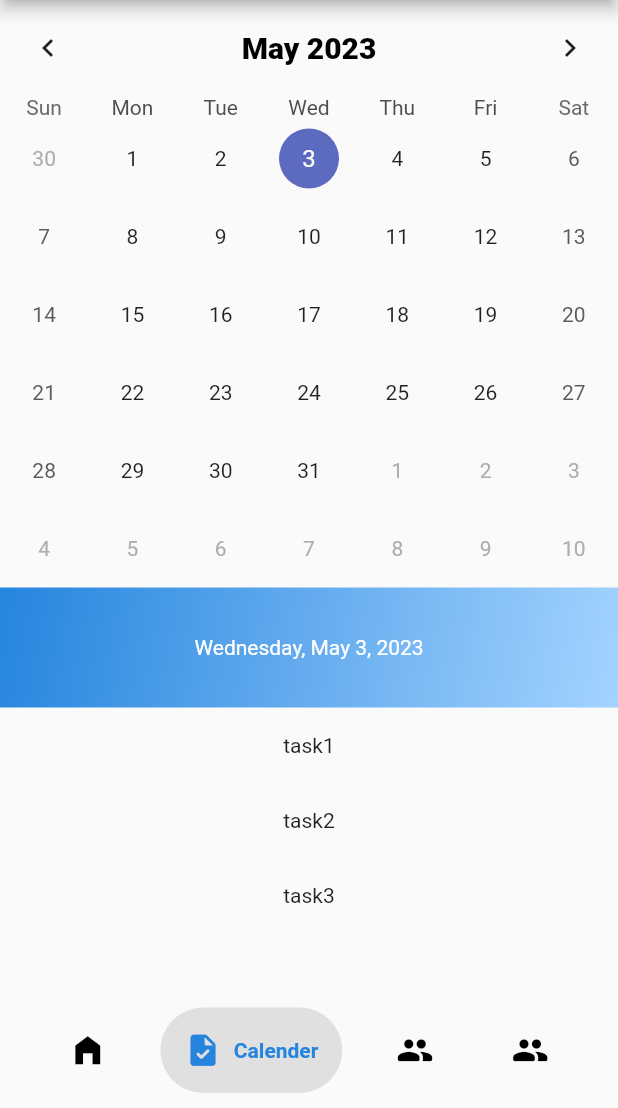
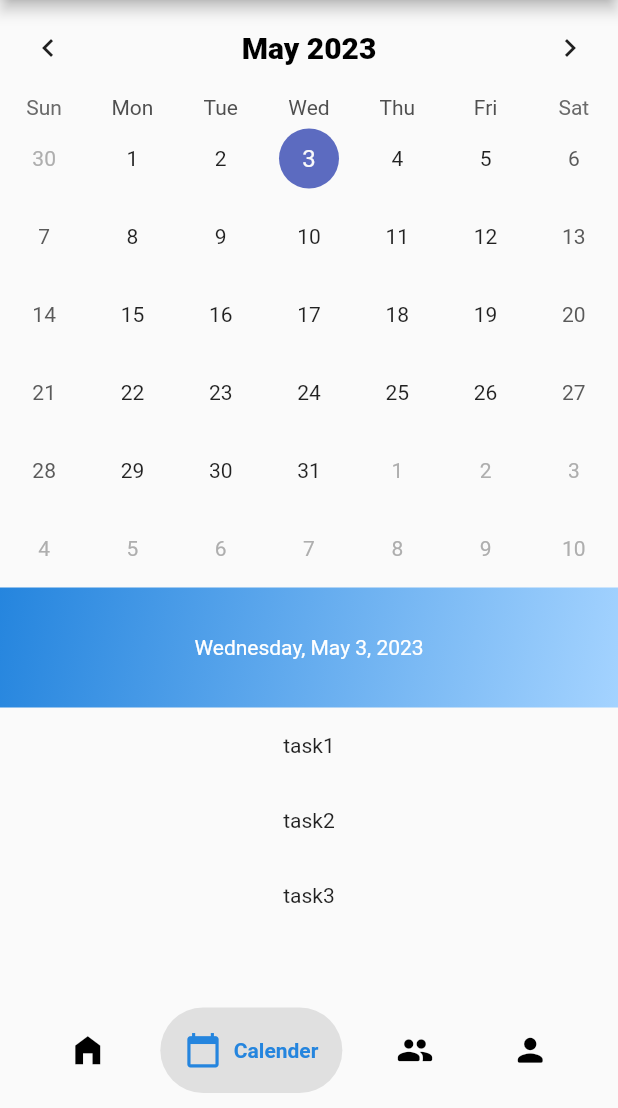
Before and after one commit to Kelompok3PmobUA/fixfixpalingceunah, a Flutter app: the NavBar screen opened directly, item 2 of the bottom bar chosen, on a phone screen of 412 x 824 dp, the part 128-1236 px from its top. Run offline on Flutter 3.47's test engine with Material 2 defaults, Android fonts, the phone set to English and light mode, and no system bars; drawn by our look-alikes of google_nav_bar, table_calendar; our stand-ins replace flutter_slidable, image_picker, page_transition; missing offline and left inert: dart:ffi.

Commit message:
Ganti logo navbar

```diff
--- a/lib/utilities/publicNavBar.dart
+++ b/lib/utilities/publicNavBar.dart
@@ -45,7 +45,7 @@ class _NavBarState extends State<NavBar> {
                 text: 'Home',
               ),
               GButton(
-                icon: Icons.task_rounded,
+                icon: Icons.calendar_today,
                 text: 'Calender',
               ),
               GButton(
@@ -53,7 +53,7 @@ class _NavBarState extends State<NavBar> {
                 text: 'Social',
               ),
               GButton(
-                icon: Icons.people_rounded,
+                icon: Icons.person_rounded,
                 text: 'Profile',
               )
             ],
```
